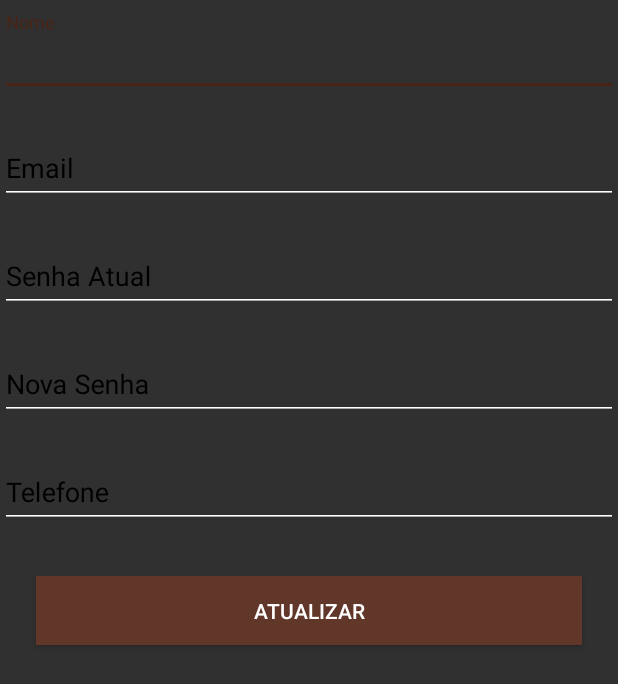
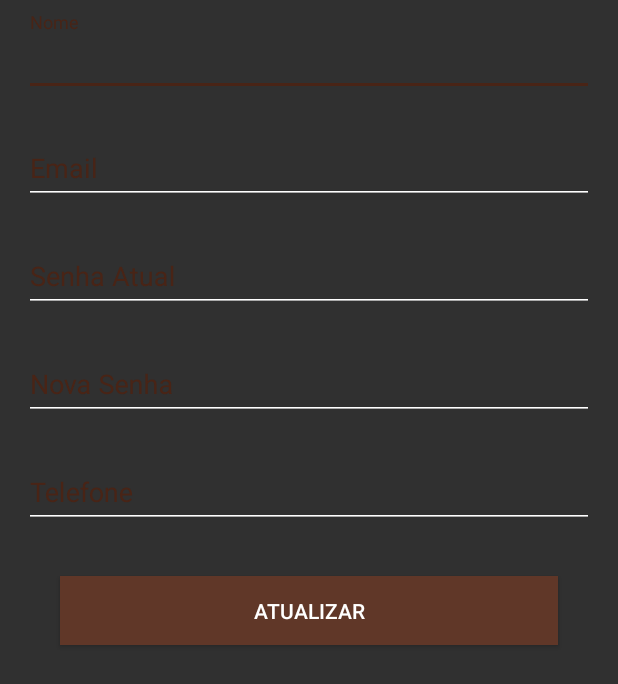
Before and after one commit to RafaelCarlos/EasyGas, an Android app: the fragment AtualizarCadastro shown on its own in the app's theme, on a phone screen of 412 x 824 dp. Shown: the top 684 px of the screen. Run offline under Robolectric (Android 15) with nearby library versions, the phone set to English and light mode, and no system bars.

Commit message:
Personalizando layout para compatibilidade com APIs menores.

```diff
--- a/app/build.gradle
+++ b/app/build.gradle
@@ -5,7 +5,7 @@ android {
     buildToolsVersion "26.0.2"
     defaultConfig {
         applicationId "com.codigo.rafael.easygas"
-        minSdkVersion 21
+        minSdkVersion 15
         targetSdkVersion 26
         versionCode 1
         versionName "1.0"
--- a/app/src/main/java/com/codigo/rafael/easygas/EnderecoAddActivity.java
+++ b/app/src/main/java/com/codigo/rafael/easygas/EnderecoAddActivity.java
@@ -97,7 +97,7 @@ public class EnderecoAddActivity extends AppCompatActivity implements GoogleApiC
                 dialog = new MaterialDialog.Builder(EnderecoAddActivity.this)
                         .title("")
                         .content("Pesquisando Endereço" + "\nPor favor, aguarde...")
-                        .icon(getDrawable(R.mipmap.ic_easygas))
+                        .icon(getResources().getDrawable(R.mipmap.ic_easygas))
                         .contentColorRes(R.color.colorAccent)
                         .canceledOnTouchOutside(false)
                         .progress(true, 0)
@@ -166,7 +166,7 @@ public class EnderecoAddActivity extends AppCompatActivity implements GoogleApiC
                 dialog = new MaterialDialog.Builder(EnderecoAddActivity.this)
                         .title("")
                         .content("Pesquisando Cep" + "\nPor favor, aguarde...")
-                        .icon(getDrawable(R.mipmap.ic_easygas))
+                        .icon(getResources().getDrawable(R.mipmap.ic_easygas))
                         .contentColorRes(R.color.colorAccent)
                         .canceledOnTouchOutside(false)
                         .progress(true, 0)
--- a/app/src/main/java/com/codigo/rafael/easygas/user/LoginActivity.java
+++ b/app/src/main/java/com/codigo/rafael/easygas/user/LoginActivity.java
@@ -256,7 +256,7 @@ public class LoginActivity extends AppCompatActivity implements GoogleApiClient.
         final MaterialDialog dialog = new MaterialDialog.Builder(this)
                 .title("")
                 .content("Autenticando" + "\nPor favor, aguarde...")
-                .icon(getDrawable(R.mipmap.ic_easygas))
+                .icon(getResources().getDrawable(R.mipmap.ic_easygas))
                 .canceledOnTouchOutside(false)
                 .contentColorRes(R.color.colorAccent)
                 .progress(true, 0)
--- a/app/src/main/res/layout/fragment_atualizar_cadastro.xml
+++ b/app/src/main/res/layout/fragment_atualizar_cadastro.xml
@@ -16,7 +16,9 @@
             xmlns:tools="http://schemas.android.com/tools"
             android:layout_width="match_parent"
             android:layout_height="match_parent"
-            android:orientation="vertical">
+            android:orientation="vertical"
+            android:paddingLeft="16dp"
+            android:paddingRight="16dp">
 
 
             <!-- Name Label -->
@@ -25,14 +27,16 @@
                 android:layout_height="wrap_content"
                 android:layout_marginBottom="8dp"
                 android:layout_marginTop="8dp"
-                android:textColorHint="#000000">
+                android:textColorHint="@color/colorAccent">
 
                 <EditText
                     android:id="@+id/et_nome_atualizar_cadastro"
                     android:layout_width="match_parent"
                     android:layout_height="wrap_content"
                     android:hint="Nome"
-                    android:inputType="textCapWords" />
+                    android:inputType="textCapWords"
+                    android:textColor="@color/colorAccent"
+                    android:textColorHint="@color/colorAccent" />
             </android.support.design.widget.TextInputLayout>
 
             <!--  Email Label -->
@@ -41,7 +45,7 @@
                 android:layout_height="wrap_content"
                 android:layout_marginBottom="8dp"
                 android:layout_marginTop="8dp"
-                android:textColorHint="#000000">
+                android:textColorHint="@color/colorAccent">
 
                 <EditText
                     android:id="@+id/et_email_atualizar_cadastro"
@@ -49,7 +53,8 @@
                     android:layout_height="wrap_content"
                     android:hint="Email"
                     android:inputType="textEmailAddress"
-                    android:textColorHint="#000000" />
+                    android:textColor="@color/colorAccent"
+                    android:textColorHint="@color/colorAccent" />
             </android.support.design.widget.TextInputLayout>
 
             <!-- Password Label -->
@@ -58,14 +63,16 @@
                 android:layout_height="wrap_content"
                 android:layout_marginBottom="8dp"
                 android:layout_marginTop="8dp"
-                android:textColorHint="#000000">
+                android:textColorHint="@color/colorAccent">
 
                 <EditText
                     android:id="@+id/et_senha_atualizar_cadastro"
                     android:layout_width="match_parent"
                     android:layout_height="wrap_content"
                     android:hint="Senha Atual"
-                    android:inputType="textPassword" />
+                    android:inputType="textPassword"
+                    android:textColor="@color/colorAccent"
+                    android:textColorHint="@color/colorAccent" />
             </android.support.design.widget.TextInputLayout>
 
             <!-- Password Label -->
@@ -74,14 +81,16 @@
                 android:layout_height="wrap_content"
                 android:layout_marginBottom="8dp"
                 android:layout_marginTop="8dp"
-                android:textColorHint="#000000">
+                android:textColorHint="@color/colorAccent">
 
                 <EditText
                     android:id="@+id/et_nova_senha_atualizar_cadastro"
                     android:layout_width="match_parent"
                     android:layout_height="wrap_content"
                     android:hint="Nova Senha"
-                    android:inputType="textPassword" />
+                    android:inputType="textPassword"
+                    android:textColor="@color/colorAccent"
+                    android:textColorHint="@color/colorAccent" />
             </android.support.design.widget.TextInputLayout>
 
             <!-- Telefone Label -->
@@ -90,14 +99,16 @@
                 android:layout_height="wrap_content"
                 android:layout_marginBottom="8dp"
                 android:layout_marginTop="8dp"
-                android:textColorHint="#000000">
+                android:textColorHint="@color/colorAccent">
 
                 <EditText
                     android:id="@+id/et_telefone_atualizar_cadastro"
                     android:layout_width="match_parent"
                     android:layout_height="wrap_content"
                     android:hint="Telefone"
-                    android:inputType="phone" />
+                    android:inputType="phone"
+                    android:textColor="@color/colorAccent"
+                    android:textColorHint="@color/colorAccent" />
             </android.support.design.widget.TextInputLayout>
 
             <!-- Signup Button -->
--- a/app/src/main/res/layout/fragment_feedback.xml
+++ b/app/src/main/res/layout/fragment_feedback.xml
@@ -14,7 +14,7 @@
         android:text="Ajude-nos a lhe oferecer um serviço 5 estrelas"
         android:textAlignment="center"
         android:textAppearance="?android:attr/textAppearanceLarge"
-        android:textColor="#000000" />
+        android:textColor="@color/colorAccent" />
 
     <RadioGroup
         android:id="@+id/rg_feedback_tela_feedback"
```
Also changed, not shown: app/src/main/java/com/codigo/rafael/easygas/MainActivity.java (+10 -10 lines), app/src/main/res/layout/activity_endereco_add.xml (+12 -3 lines), app/src/main/res/layout/fragment_configuracao.xml (+16 -7 lines), app/src/main/res/layout/fragment_endereco.xml (+5 -2 lines), app/src/main/res/layout/itens_dialog_add_cartao_activity.xml (+20 -3 lines).
